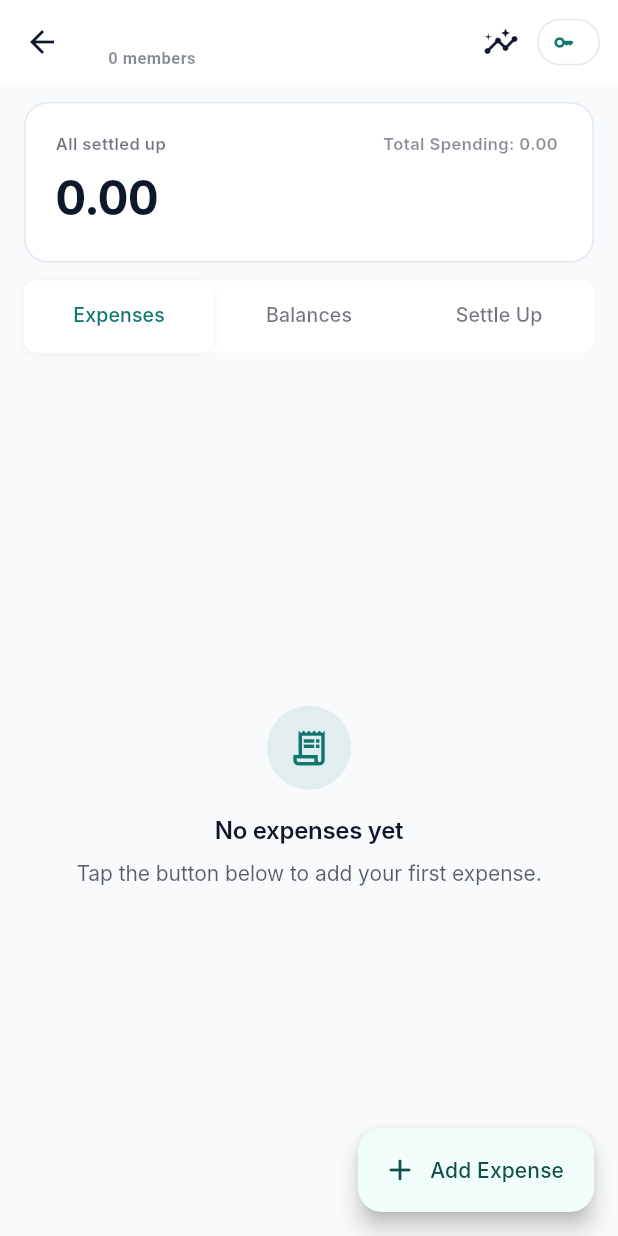
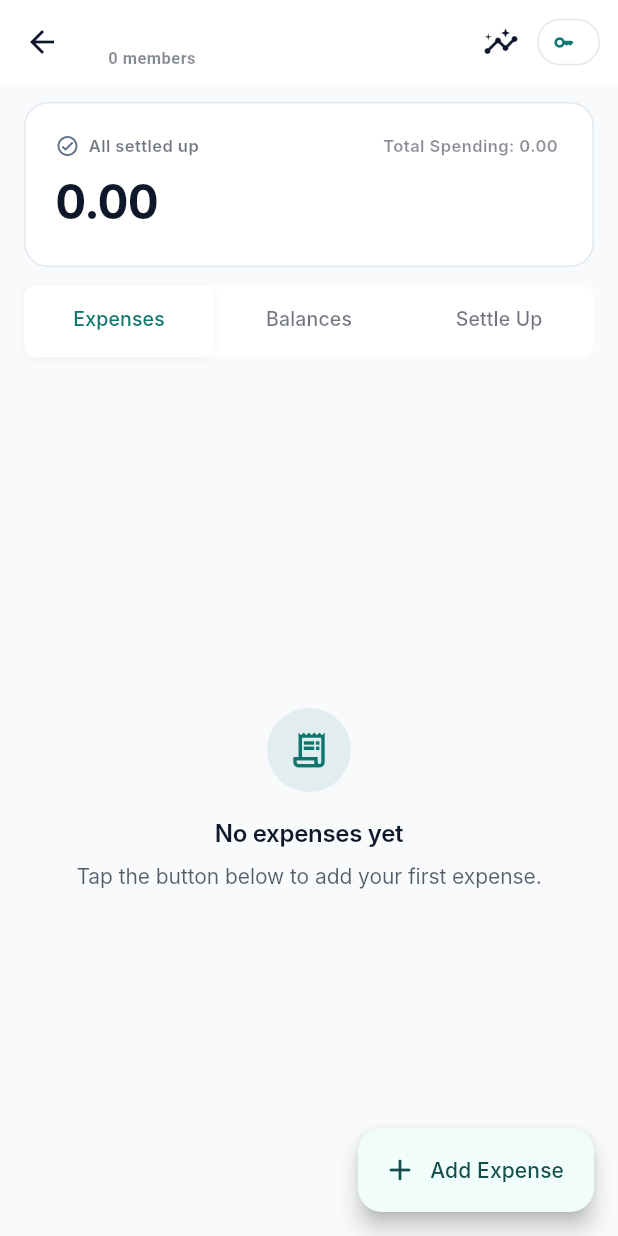
Before and after one commit to OmerFarukAY/shared-expenses-app, a Flutter app: the GroupDashboardScreen screen opened directly with empty values, on a phone screen of 412 x 824 dp. Run offline on Flutter 3.47's test engine with Material 3 defaults, Android fonts, the phone set to English and light mode, and no system bars; our stand-ins replace cloud_firestore, firebase_auth, firebase_core, flutter_riverpod, shared_preferences; accounts and stored records are empty; network calls fail; Roboto replaces fonts that are missing (Inter).

Commit message:
feat(ux): implement accessibility semantics, minimum touch targets, directional icons, and micro-animations

```diff
--- a/lib/features/groups/presentation/group_dashboard_screen.dart
+++ b/lib/features/groups/presentation/group_dashboard_screen.dart
@@ -328,7 +328,15 @@ class _GroupDashboardScreenState extends ConsumerState<GroupDashboardScreen>
                       // HERO BALANCE CARD
                       Padding(
                         padding: const EdgeInsets.fromLTRB(16, 12, 16, 8),
-                        child: Container(
+                        child: Semantics(
+                          label: isCreditor
+                              ? '${l10n?.youAreOwed ?? 'You are owed'}: ${currency.formatMinor(myNetMinor)}'
+                              : isDebtor
+                              ? '${l10n?.youOwe ?? 'You owe'}: ${currency.formatMinor(myNetMinor.abs())}'
+                              : (l10n?.allSettled ?? 'All settled up'),
+                          child: AnimatedContainer(
+                            duration: const Duration(milliseconds: 300),
+                            curve: Curves.easeInOut,
                             width: double.infinity,
                             padding: const EdgeInsets.all(20),
                             decoration: BoxDecoration(
@@ -365,26 +373,74 @@ class _GroupDashboardScreenState extends ConsumerState<GroupDashboardScreen>
                                   mainAxisAlignment:
                                       MainAxisAlignment.spaceBetween,
                                   children: [
+                                    Row(
+                                      children: [
+                                        if (isCreditor)
+                                          Padding(
+                                            padding: const EdgeInsets.only(
+                                              right: 6,
+                                            ),
+                                            child: Icon(
+                                              Icons.arrow_upward_rounded,
+                                              size: 16,
+                                              color: isDark
+                                                  ? AppColors.positiveBright
+                                                  : AppColors.positive,
+                                            ),
+                                          )
+                                        else if (isDebtor)
+                                          Padding(
+                                            padding: const EdgeInsets.only(
+                                              right: 6,
+                                            ),
+                                            child: Icon(
+                                              Icons.arrow_downward_rounded,
+                                              size: 16,
+                                              color: isDark
+                                                  ? AppColors.negativeBright
+                                                  : AppColors.negative,
+                                            ),
+                                          )
+                                        else
+                                          const Padding(
+                                            padding: EdgeInsets.only(right: 6),
+                                            child: Icon(
+                                              Icons
+                                                  .check_circle_outline_rounded,
+                                              size: 16,
+                                              color: AppColors.settled,
+                                            ),
+                                          ),
                                         Text(
                                           isCreditor
-                                        ? (l10n?.youAreOwed ?? 'You are owed')
+                                              ? (l10n?.youAreOwed ??
+                                                    'You are owed')
                                               : isDebtor
                                               ? (l10n?.youOwe ?? 'You owe')
                                               : (l10n?.allSettled ??
                                                     'All settled up'),
-                                    style: AppTypography.labelSmall.copyWith(
+                                          style: AppTypography.labelSmall
+                                              .copyWith(
                                                 fontWeight: FontWeight.w600,
                                                 color: isCreditor
                                                     ? (isDark
-                                                ? AppColors.positiveBright
+                                                          ? AppColors
+                                                                .positiveBright
                                                           : AppColors.positive)
                                                     : isDebtor
                                                     ? (isDark
-                                                ? AppColors.negativeBright
+                                                          ? AppColors
+                                                                .negativeBright
                                                           : AppColors.negative)
-                                          : theme.colorScheme.onSurface
-                                                .withValues(alpha: 0.6),
+                                                    : theme
+                                                          .colorScheme
+                                                          .onSurface
+                                                          .withValues(
+                                                            alpha: 0.6,
                                                           ),
+                                              ),
+                                        ),
+                                      ],
                                     ),
                                     Text(
                                       '${l10n?.totalSpending ?? 'Total Spending'}: ${currency.formatMinor(summary.totalGroupSpendingMinor)}',
@@ -417,6 +473,7 @@ class _GroupDashboardScreenState extends ConsumerState<GroupDashboardScreen>
                                   ),
                                 ),
                               ],
+                            ),
                           ),
                         ),
                       ),
@@ -1044,6 +1101,7 @@ class _GroupDashboardScreenState extends ConsumerState<GroupDashboardScreen>
         ),
       ),
       floatingActionButton: FloatingActionButton.extended(
+        tooltip: l10n?.addExpense ?? 'Add Expense',
         onPressed: () {
           membersAsync.whenData((members) {
             AddExpenseScreen.show(
```
Also changed, not shown: lib/core/widgets/denk_balance_pill.dart (+11 -1 lines), lib/core/widgets/denk_button.dart (+11 -5 lines), lib/features/expenses/presentation/expense_item_tile.dart (+11 -1 lines), lib/features/groups/presentation/groups_list_screen.dart (+9 -2 lines), 2 other files. Lines whose indentation alone changed are shown as unchanged.
